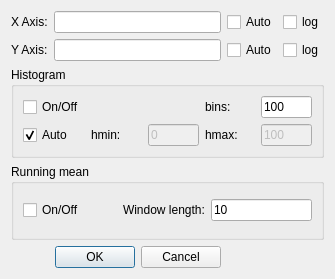
This is src/interface/ui/line_plot_settings.ui in FXIhub/hummingbird as Qt 5 draws it before an edit. The edited form follows.
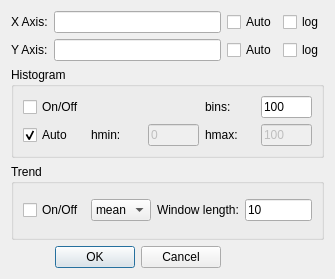
This is the edited form.

Commit message: Extended runningMean to runningTrend (mean, std, min, max) for line plots, so far it works only for scalars

What changed in the file:
```diff
--- a/src/interface/ui/line_plot_settings.ui
+++ b/src/interface/ui/line_plot_settings.ui
@@ -182,21 +182,32 @@
    <item row="3" column="0" colspan="4">
     <widget class="QGroupBox" name="groupBox_2">
      <property name="title">
-      <string>Running mean</string>
+      <string>Trend</string>
      </property>
      <layout class="QGridLayout" name="gridLayout_3">
       <item row="0" column="1">
-       <spacer name="horizontalSpacer">
-        <property name="orientation">
-         <enum>Qt::Horizontal</enum>
-        </property>
-        <property name="sizeHint" stdset="0">
-         <size>
-          <width>40</width>
-          <height>20</height>
-         </size>
-        </property>
-       </spacer>
+       <widget class="QComboBox" name="trendOptions">
+        <item>
+         <property name="text">
+          <string>mean</string>
+         </property>
+        </item>
+        <item>
+         <property name="text">
+          <string>std</string>
+         </property>
+        </item>
+        <item>
+         <property name="text">
+          <string>max</string>
+         </property>
+        </item>
+        <item>
+         <property name="text">
+          <string>min</string>
+         </property>
+        </item>
+       </widget>
       </item>
       <item row="0" column="3">
        <widget class="QLineEdit" name="window_length">
```
Left out of the diff: 10 changed lines with no effect on the pictures. The commit also changes 2 other files.
